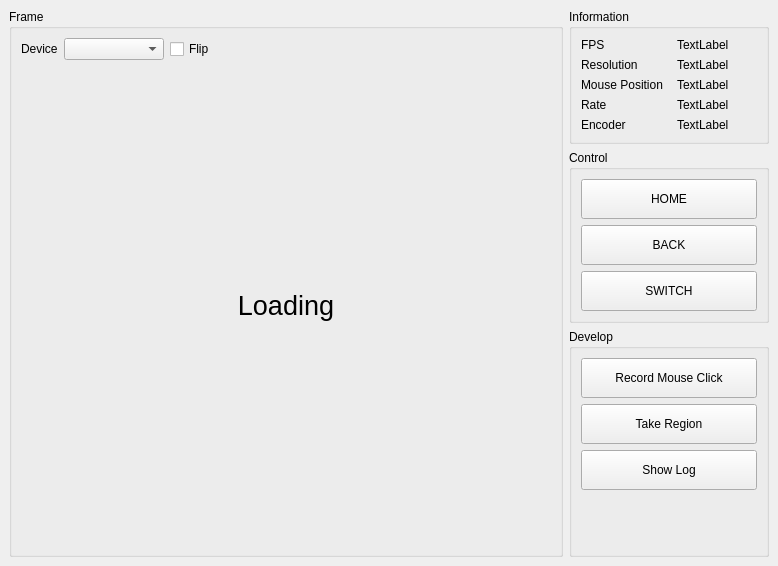
Old version of the form scrcpy_ui/ui/main.ui in the repository leng-yue/py-scrcpy-client.
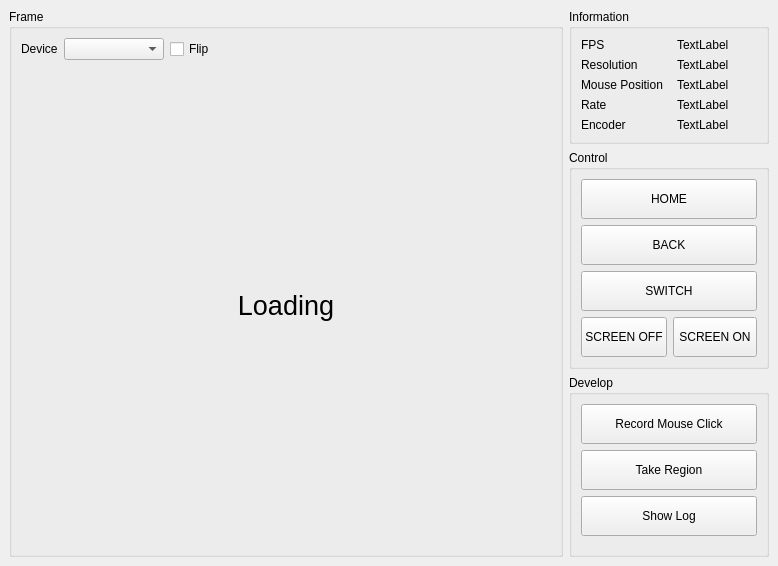
New version of the form.

Patch:
```diff
--- a/scrcpy_ui/ui/main.ui
+++ b/scrcpy_ui/ui/main.ui
@@ -314,6 +314,36 @@
          </property>
         </widget>
        </item>
+       <item>
+        <layout class="QHBoxLayout" name="horizontalLayout">
+         <item>
+          <widget class="QPushButton" name="button_screen_off">
+           <property name="minimumSize">
+            <size>
+             <width>0</width>
+             <height>40</height>
+            </size>
+           </property>
+           <property name="text">
+            <string>SCREEN OFF</string>
+           </property>
+          </widget>
+         </item>
+         <item>
+          <widget class="QPushButton" name="button_screen_on">
+           <property name="minimumSize">
+            <size>
+             <width>0</width>
+             <height>40</height>
+            </size>
+           </property>
+           <property name="text">
+            <string>SCREEN ON</string>
+           </property>
+          </widget>
+         </item>
+        </layout>
+       </item>
       </layout>
      </widget>
     </item>
```
